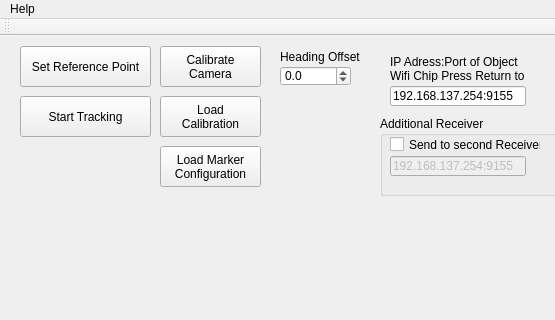
Qt form 4000_Visualization/4100_Benchmark_Visualization/Camera_Tracking/RigidTrack/RigidTrack/RigidTrack.ui (LordTofu/RigidTrack) before a commit; both pictures show x 0 to 555 and y 0 to 320 of the 876 by 911 pixel window.
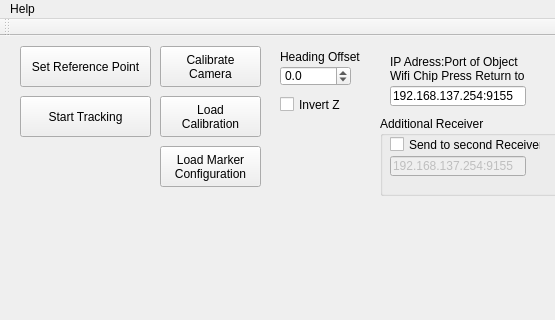
The same form after that commit.

Commit message: # added invert Z in GUI that flips the sign of the z position when needed

```diff
--- a/4000_Visualization/4100_Benchmark_Visualization/Camera_Tracking/RigidTrack/RigidTrack/RigidTrack.ui
+++ b/4000_Visualization/4100_Benchmark_Visualization/Camera_Tracking/RigidTrack/RigidTrack/RigidTrack.ui
@@ -390,6 +390,19 @@
      </property>
     </widget>
    </widget>
+   <widget class="QCheckBox" name="cbInvert">
+    <property name="geometry">
+     <rect>
+      <x>280</x>
+      <y>60</y>
+      <width>70</width>
+      <height>17</height>
+     </rect>
+    </property>
+    <property name="text">
+     <string>Invert Z</string>
+    </property>
+   </widget>
   </widget>
   <widget class="QMenuBar" name="menuBar">
    <property name="geometry">
```
The commit also changes 32 other files.
